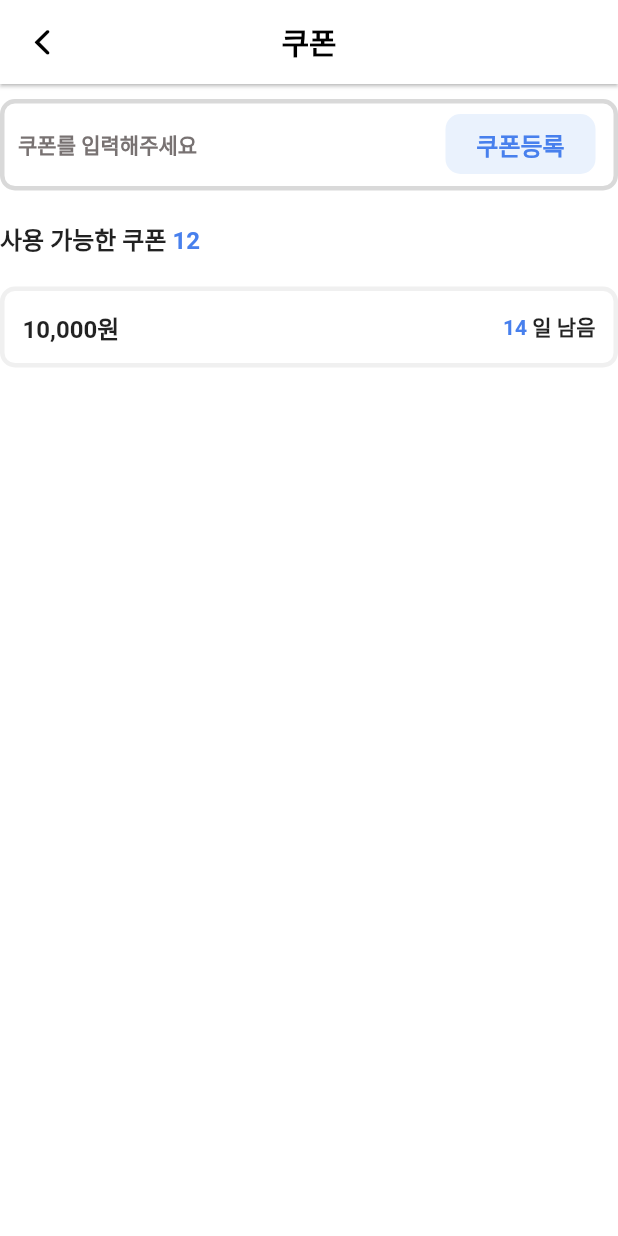
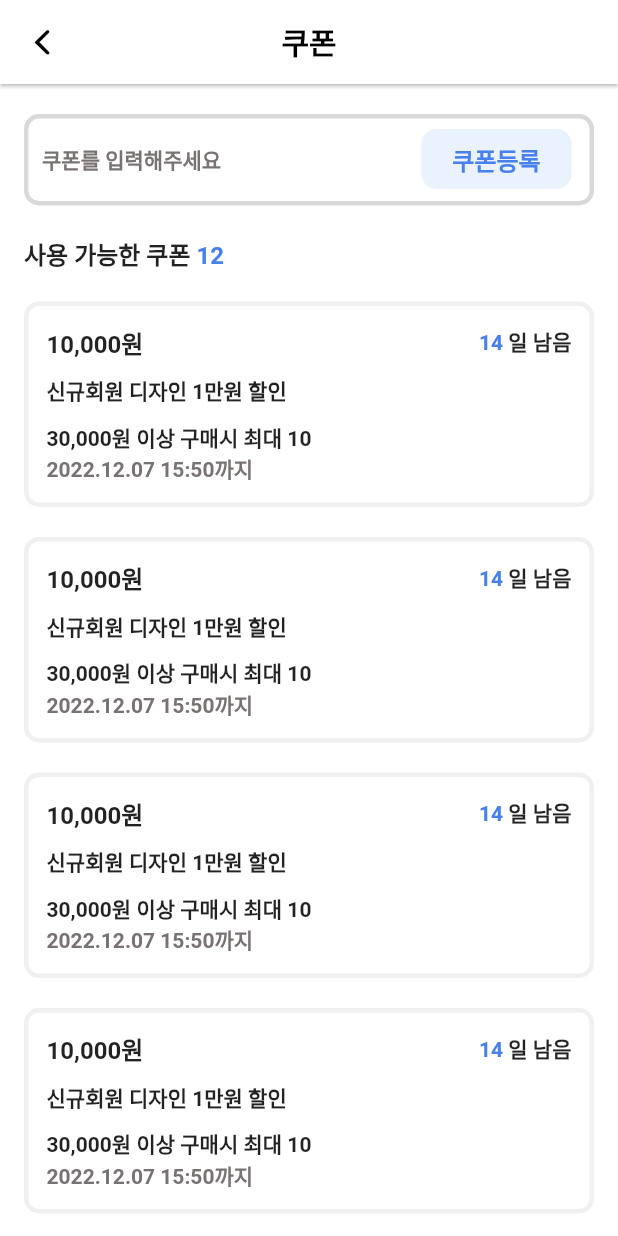
Before and after one commit to jungchungsub/class_project_front, a Flutter app: the UserCouponPage screen opened by its route, on a phone screen of 412 x 824 dp. Run offline on Flutter 3.47's test engine with Material 2 defaults, Android fonts, the phone set to English and light mode, and no system bars; our stand-ins replace dropdown_button2, extended_image, google_fonts; missing offline and left inert: dart:ffi; network calls fail.

Commit message:
쿠폰페이지 초안완성

```diff
--- a/lib/pages/user/user_coupon/components/coupon_button.dart
+++ b/lib/pages/user/user_coupon/components/coupon_button.dart
@@ -9,7 +9,7 @@ class CouponButton extends StatelessWidget {
   @override
   Widget build(BuildContext context) {
     return Positioned(
-      top: 20,
+      top: 30,
       right: 15,
       child: Container(
         width: 100,
--- /dev/null
+++ b/lib/pages/user/user_coupon/components/coupon_list.dart
@@ -0,0 +1,89 @@
+import 'package:finalproject_front/constants.dart';
+import 'package:flutter/material.dart';
+
+class CouponList extends StatelessWidget {
+  final String price;
+  final String number;
+  final String title;
+  final String content;
+  final String date;
+
+  const CouponList({
+    required this.price,
+    required this.number,
+    required this.title,
+    required this.content,
+    required this.date,
+    Key? key,
+  }) : super(key: key);
+
+  @override
+  Widget build(BuildContext context) {
+    return Column(
+      children: [
+        Container(
+          decoration: BoxDecoration(
+            border: Border.all(color: const Color(0xffF0F0F0), width: 3),
+            borderRadius: BorderRadius.circular(10),
+          ),
+          child: Padding(
+            padding: const EdgeInsets.all(12.0),
+            child: Column(
+              crossAxisAlignment: CrossAxisAlignment.start,
+              children: [
+                Row(
+                  mainAxisAlignment: MainAxisAlignment.spaceBetween,
+                  children: [
+                    Text(
+                      "${price}",
+                      style: TextStyle(
+                        fontSize: 16,
+                        fontWeight: FontWeight.bold,
+                      ),
+                    ),
+                    Text.rich(
+                      TextSpan(
+                        children: [
+                          TextSpan(
+                              text: "${number}",
+                              style: TextStyle(
+                                  fontSize: 14,
+                                  color: gButtonOffColor,
+                                  fontWeight: FontWeight.bold)),
+                          TextSpan(
+                              text: " 일 남음",
+                              style: TextStyle(
+                                  fontSize: 14, fontWeight: FontWeight.bold)),
+                        ],
+                      ),
+                    )
+                  ],
+                ),
+                SizedBox(height: 10),
+                Padding(
+                  padding: const EdgeInsets.only(bottom: 10),
+                  child: Text(
+                    "${title}",
+                    style: TextStyle(fontSize: 14, fontWeight: FontWeight.bold),
+                  ),
+                ),
+                Text(
+                  "${content}",
+                  style: TextStyle(fontSize: 14, fontWeight: FontWeight.bold),
+                ),
+                Text(
+                  "${date}",
+                  style: TextStyle(
+                      fontSize: 14,
+                      fontWeight: FontWeight.bold,
+                      color: gSubTextColor),
+                ),
+              ],
+            ),
+          ),
+        ),
+        SizedBox(height: 20),
+      ],
+    );
+  }
+}
--- a/lib/pages/user/user_coupon/components/coupon_text_form_field.dart
+++ b/lib/pages/user/user_coupon/components/coupon_text_form_field.dart
@@ -9,7 +9,7 @@ class CouponTextFormField extends StatelessWidget {
     return Column(
       crossAxisAlignment: CrossAxisAlignment.start,
       children: [
-        SizedBox(height: 10),
+        SizedBox(height: 20),
         TextFormField(
           //1. 값이 없으면 plase enter some text 경고 화면 표시
           validator: (value) =>
--- a/lib/pages/user/user_coupon/user_coupon_page.dart
+++ b/lib/pages/user/user_coupon/user_coupon_page.dart
@@ -1,5 +1,6 @@
 import 'package:finalproject_front/constants.dart';
 import 'package:finalproject_front/pages/user/user_coupon/components/coupon_button.dart';
+import 'package:finalproject_front/pages/user/user_coupon/components/coupon_list.dart';
 import 'package:finalproject_front/pages/user/user_coupon/components/coupon_text_form_field.dart';
 import 'package:flutter/cupertino.dart';
 import 'package:flutter/material.dart';
@@ -15,15 +16,17 @@ class UserCouponPage extends StatelessWidget {
       appBar: _buildAppbar(context),
       body: ListView(
         children: [
+          Padding(
+            padding: const EdgeInsets.symmetric(horizontal: 16),
+            child: Column(
+              crossAxisAlignment: CrossAxisAlignment.start,
+              children: [
                 Stack(
                   children: [
                     CouponTextFormField(text: "쿠폰"),
                     CouponButton(),
                   ],
                 ),
-          Column(
-            crossAxisAlignment: CrossAxisAlignment.start,
-            children: [
                 SizedBox(height: 20),
                 Text.rich(
                   TextSpan(
@@ -44,52 +47,49 @@ class UserCouponPage extends StatelessWidget {
                 SizedBox(
                   height: 20,
                 ),
-              Container(
-                decoration: BoxDecoration(
-                  border: Border.all(color: const Color(0xffF0F0F0), width: 3),
-                  borderRadius: BorderRadius.circular(10),
-                ),
-                child: Padding(
-                  padding: const EdgeInsets.all(12.0),
-                  child: Column(
-                    children: [
-                      Row(
-                        mainAxisAlignment: MainAxisAlignment.spaceBetween,
-                        children: [
-                          Text(
-                            "10,000원",
-                            style: TextStyle(
-                              fontSize: 16,
-                              fontWeight: FontWeight.bold,
-                            ),
-                          ),
-                          Text.rich(
-                            TextSpan(
-                              children: [
-                                TextSpan(
-                                    text: "14",
-                                    style: TextStyle(
-                                        fontSize: 14,
-                                        color: gButtonOffColor,
-                                        fontWeight: FontWeight.bold)),
-                                TextSpan(
-                                    text: " 일 남음",
-                                    style: TextStyle(
-                                        fontSize: 14,
-                                        fontWeight: FontWeight.bold)),
+                _buildCouponLists()
               ],
             ),
           )
         ],
       ),
+    );
+  }
+
+  Column _buildCouponLists() {
+    return Column(
+      children: [
+        CouponList(
+            price: "10,000원",
+            number: "14",
+            title: "신규회원 디자인 1만원 할인",
+            content: "30,000원 이상 구매시 최대 10",
+            date: "2022.12.07 15:50까지"),
+        CouponList(
+            price: "10,000원",
+            number: "14",
+            title: "신규회원 디자인 1만원 할인",
+            content: "30,000원 이상 구매시 최대 10",
+            date: "2022.12.07 15:50까지"),
+        CouponList(
+            price: "10,000원",
+            number: "14",
+            title: "신규회원 디자인 1만원 할인",
+            content: "30,000원 이상 구매시 최대 10",
+            date: "2022.12.07 15:50까지"),
+        CouponList(
+            price: "10,000원",
+            number: "14",
+            title: "신규회원 디자인 1만원 할인",
+            content: "30,000원 이상 구매시 최대 10",
+            date: "2022.12.07 15:50까지"),
+        CouponList(
+            price: "10,000원",
+            number: "14",
+            title: "신규회원 디자인 1만원 할인",
+            content: "30,000원 이상 구매시 최대 10",
+            date: "2022.12.07 15:50까지"),
       ],
-                  ),
-                ),
-              )
-            ],
-          )
-        ],
-      ),
     );
   }
 
```
Lines whose indentation alone changed are shown as unchanged.
